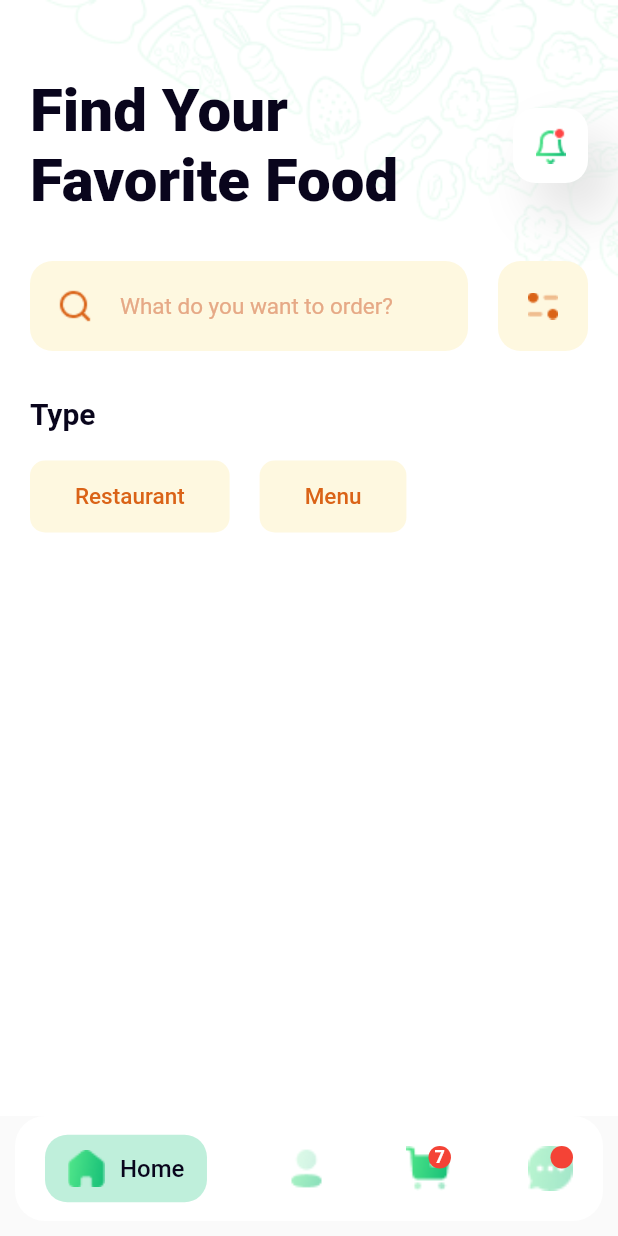
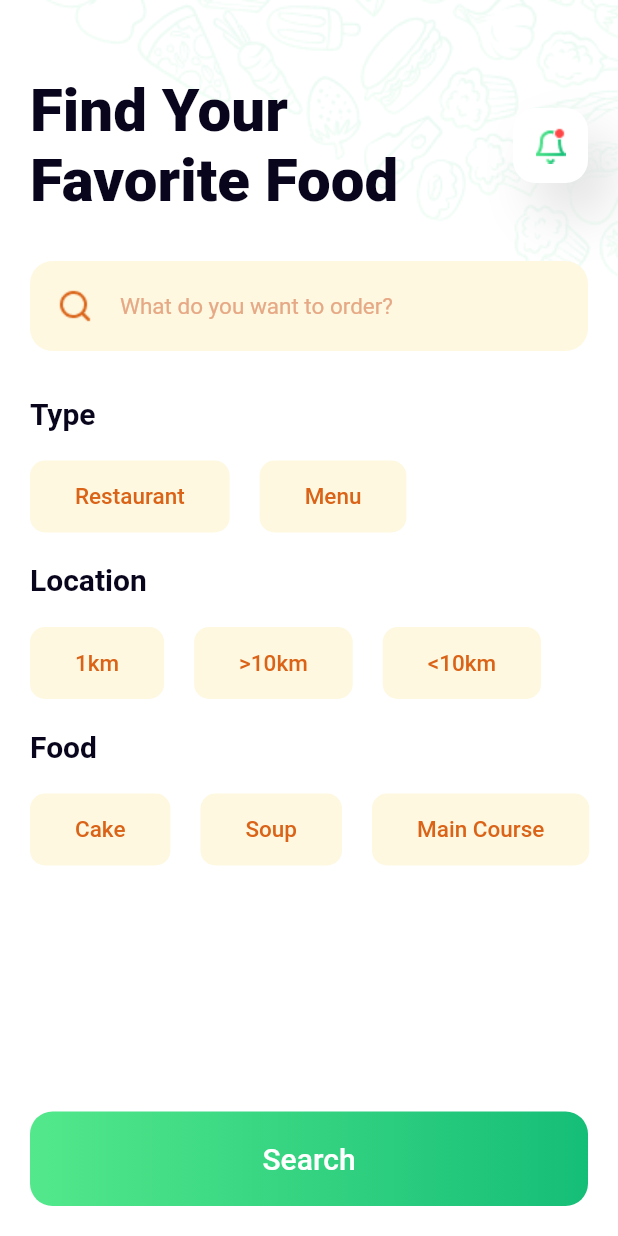
Before and after one commit to fidelity2851/Food_App, a Flutter app: the SearchFilterScreen screen opened directly, on a phone screen of 412 x 824 dp. Run offline on Flutter 3.47's test engine with Material 2 defaults, Android fonts, the phone set to English and light mode, and no system bars.

Commit message:
Done working on Search Filter Screen

```diff
--- a/lib/screens/search_filter_screen.dart
+++ b/lib/screens/search_filter_screen.dart
@@ -1,10 +1,9 @@
 import 'package:flutter/material.dart';
-import 'package:food_app/commponents/bottom_navbar.dart';
+import 'package:food_app/commponents/custom_button.dart';
 import 'package:food_app/commponents/filter_text.dart';
-import 'package:food_app/commponents/menu_item.dart';
 import 'package:food_app/commponents/page_header.dart';
 import 'package:food_app/commponents/page_pattern.dart';
-import 'package:food_app/commponents/search_filter_bar.dart';
+import 'package:food_app/commponents/search_box.dart';
 import 'package:food_app/commponents/title_with_more_button.dart';
 import 'package:food_app/utitlity/variables.dart';
 
@@ -34,7 +33,7 @@ class SearchFilterScreen extends StatelessWidget {
               // Search Box and Filter Bar
               Padding(
                 padding: EdgeInsets.symmetric(horizontal: DefaultPadding),
-                child: SearchFilterBar(),
+                child: SearchBox(),
               ),
 
               SizedBox(height: 30),
@@ -49,6 +48,7 @@ class SearchFilterScreen extends StatelessWidget {
 
               SizedBox(height: 20),
 
+              // Filter Text
               Row(
                 children: [
                   FilterText(
@@ -60,12 +60,70 @@ class SearchFilterScreen extends StatelessWidget {
                 ],
               ),
 
-              SizedBox(height: 10),
+              SizedBox(height: 20),
+
+              // Title with More Button
+              Padding(
+                padding: EdgeInsets.symmetric(horizontal: DefaultPadding),
+                child: TitleWithMoreButton(
+                  title: 'Location',
+                ),
+              ),
+
+              SizedBox(height: 20),
+
+              // Filter Text
+              Row(
+                children: [
+                  FilterText(
+                    title: '1km',
+                  ),
+                  FilterText(
+                    title: '>10km',
+                  ),
+                  FilterText(
+                    title: '<10km',
+                  ),
+                ],
+              ),
+
+              SizedBox(height: 20),
+
+              // Title with More Button
+              Padding(
+                padding: EdgeInsets.symmetric(horizontal: DefaultPadding),
+                child: TitleWithMoreButton(
+                  title: 'Food',
+                ),
+              ),
+
+              SizedBox(height: 20),
+
+              // Filter Text
+              Row(
+                children: [
+                  FilterText(
+                    title: 'Cake',
+                  ),
+                  FilterText(
+                    title: 'Soup',
+                  ),
+                  FilterText(
+                    title: 'Main Course',
+                  ),
+                ],
+              ),
+
+              SizedBox(height: 20),
             ],
           ),
         ),
       ),
-      bottomNavigationBar: const BottomNavBar(),
+      bottomNavigationBar: Container(
+        color: AppColor.White,
+        padding: const EdgeInsets.all(DefaultPadding),
+        child: const CustomButton(title: 'Search'),
+      ),
     );
   }
 }
```
